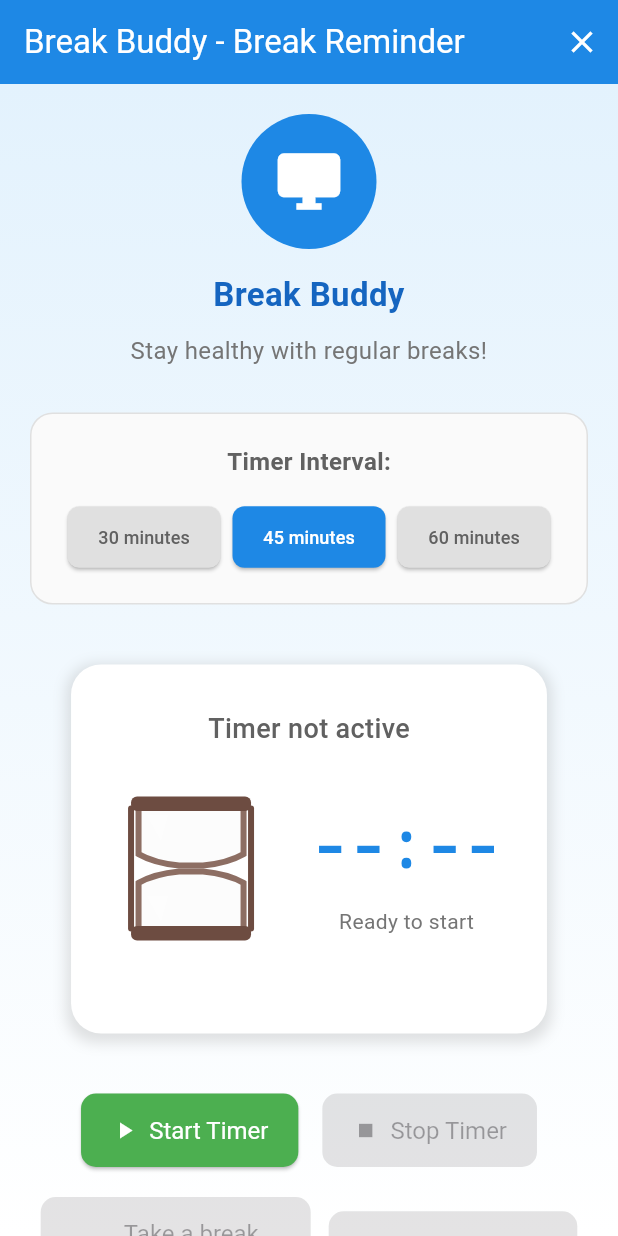
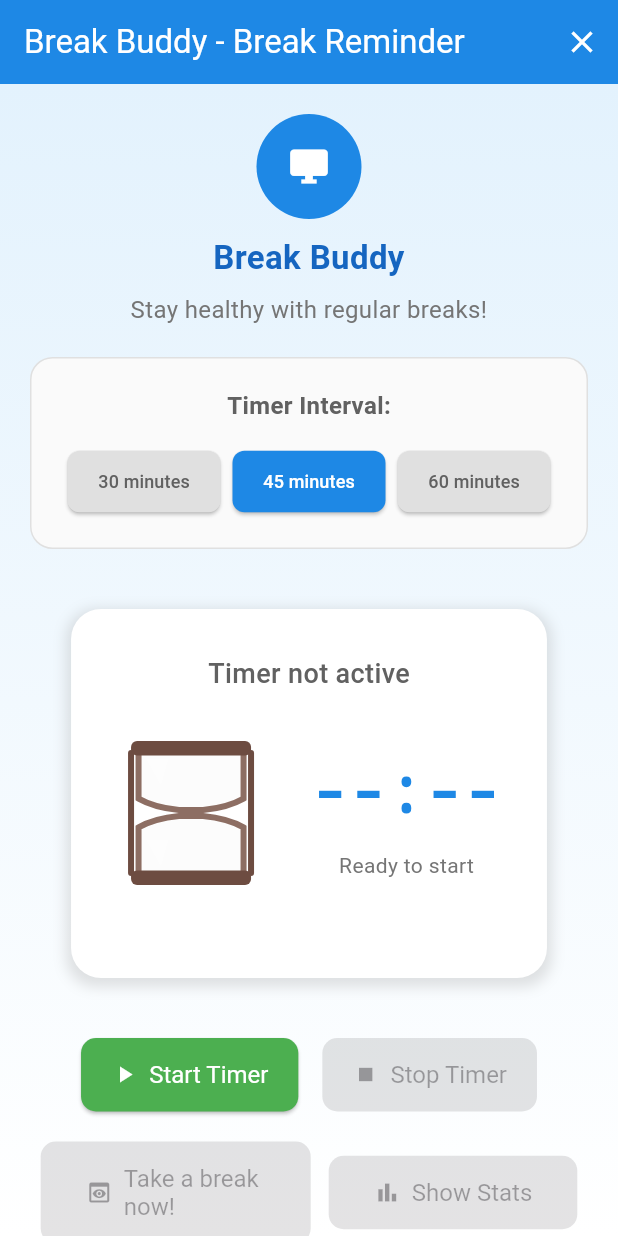
Before and after one commit to Anubha-Banerjee/break_buddy, a Flutter app: the screen it shows after launch, after a tap on "45 minutes", on a phone screen of 412 x 824 dp. Run offline on Flutter 3.47's test engine with Material 3 defaults, Android fonts, the phone set to English and light mode, and no system bars; our stand-ins replace share_plus, shelf, shelf_static; missing offline and left inert: media_kit, media_kit_video, window_manager.

Commit message:
screen window size and title bar changes

```diff
--- a/lib/main.dart
+++ b/lib/main.dart
@@ -85,20 +85,44 @@ Future<void> main() async {
   if (!Platform.isAndroid && !Platform.isIOS) {
     await windowManager.ensureInitialized();
 
+    // Now get the actual screen size
+    final screenSize = await windowManager.getSize();
+
+    // Get screen information - this should give us the actual monitor dimensions
+    // We'll use a larger initial size first, then adjust
+    await windowManager.setSize(const Size(1920, 1080)); // Temporary large size
+    await Future.delayed(const Duration(milliseconds: 100)); // Give it time to resize
+
+    // Now get position to calculate actual screen bounds
+    // The screen size should now reflect actual monitor dimensions
+    final bounds = await windowManager.getBounds();
+
+    // Calculate window size as a percentage of screen size
+    // Use 45% of screen width and 70% of screen height
+    final windowWidth = bounds.width * 0.48;
+    final windowHeight = bounds.height * 0.92;
+
+    // Set minimum size (400x600 or 30% of screen, whichever is smaller)
+    double minWidth = math.min(400.0, bounds.width * 0.30);
+    double minHeight = math.min(600.0, bounds.height * 0.50);
+
     // Set window to use larger default size for better visibility
     WindowOptions windowOptions = WindowOptions(
-      size: Size(900, 1100),
+      size: Size(windowWidth, windowHeight),
       center: true,
       backgroundColor: Colors.transparent,
       skipTaskbar: false,
       titleBarStyle: TitleBarStyle.normal,
+      windowButtonVisibility: false,
     );
 
     windowManager.waitUntilReadyToShow(windowOptions, () async {
       await windowManager.show();
       await windowManager.focus();
-      await windowManager.setMinimumSize(const Size(600, 800));
-      await windowManager.setMinimizable(true);
+      await windowManager.setMinimumSize(Size(minWidth, minHeight));
+      await windowManager.setMinimizable(false);
+      await windowManager.setMaximizable(false);
+      await windowManager.setClosable(false);
     });
   }
 
@@ -850,11 +874,11 @@ class _HomeScreenState extends State<HomeScreen> {
                     ),
                     child: Icon(
                       Icons.desktop_windows,
-                      size: 50,
+                      size: 30,
                       color: Colors.white,
                     ),
                   ),
-                  SizedBox(height: 15),
+                  SizedBox(height: 10),
                   Text(
                     'Break Buddy',
                     style: TextStyle(
@@ -864,7 +888,7 @@ class _HomeScreenState extends State<HomeScreen> {
                     ),
                     textAlign: TextAlign.center,
                   ),
-                  SizedBox(height: 10),
+                  SizedBox(height: 8),
                   Text(
                     'Stay healthy with regular breaks!',
                     style: TextStyle(
@@ -873,7 +897,7 @@ class _HomeScreenState extends State<HomeScreen> {
                     ),
                     textAlign: TextAlign.center,
                   ),
-                  SizedBox(height: 30),
+                  SizedBox(height: 20),
                   Container(
                     padding: EdgeInsets.all(20),
                     decoration: BoxDecoration(
```
